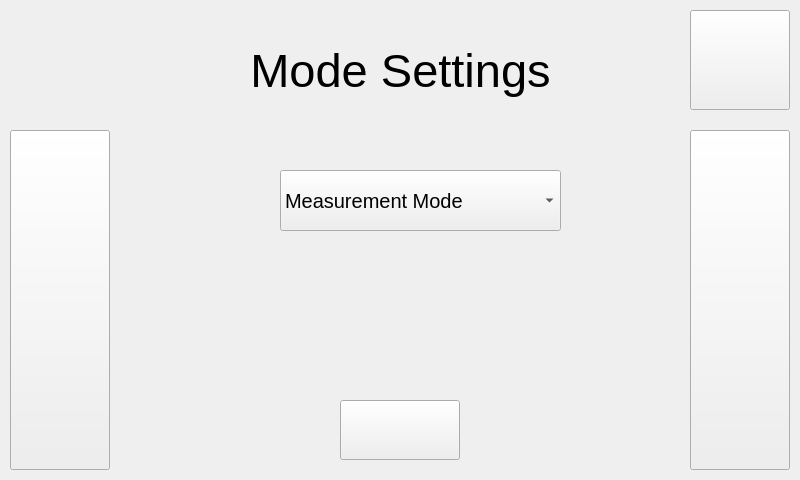
First picture: the form in Settings/405Settings/mode405form.ui, repository kopalatommy/AQSync_UI, before the edit.
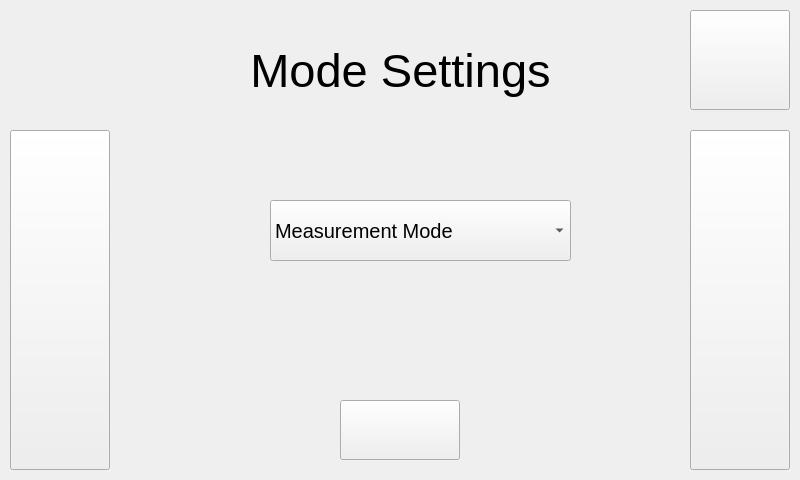
Second picture: the form after the edit. Icons and pictures are not drawn.

Patch:
```diff
--- a/Settings/405Settings/mode405form.ui
+++ b/Settings/405Settings/mode405form.ui
@@ -129,9 +129,9 @@
   <widget class="QComboBox" name="setMode">
    <property name="geometry">
     <rect>
-     <x>280</x>
-     <y>170</y>
-     <width>281</width>
+     <x>270</x>
+     <y>200</y>
+     <width>301</width>
      <height>61</height>
     </rect>
    </property>
```
